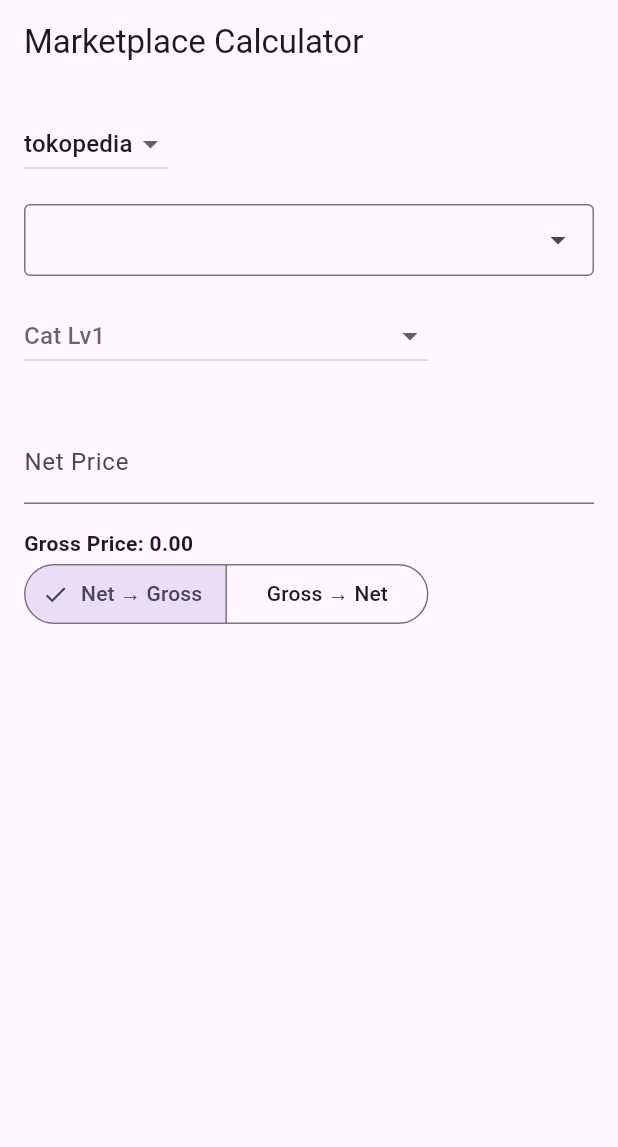
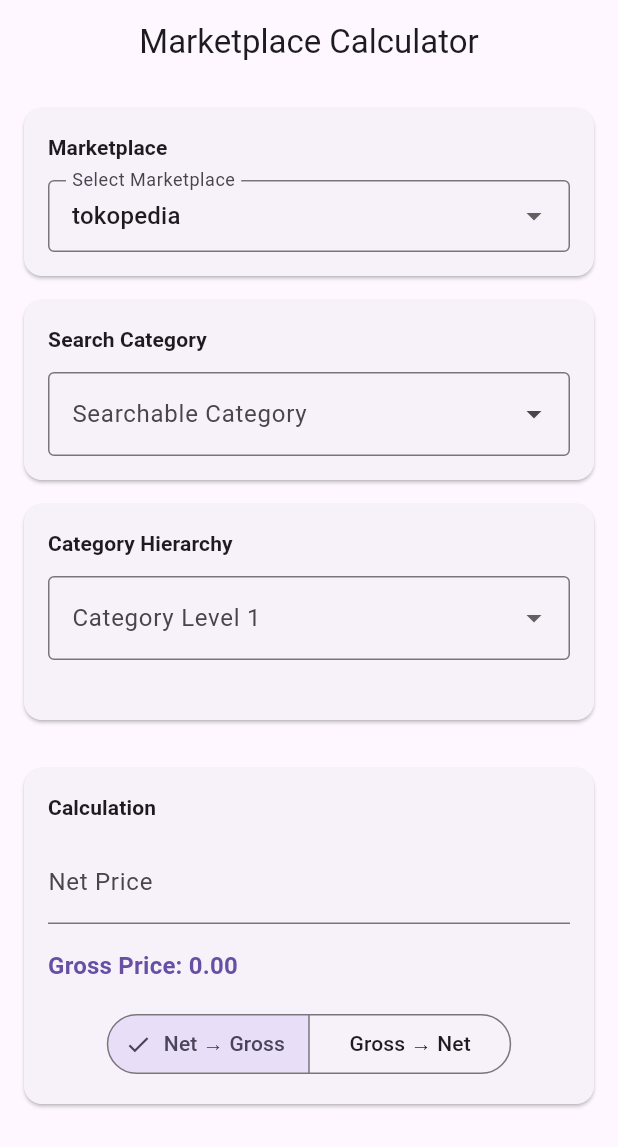
Before and after one commit to reinhart-wilson/mp-fee-calculator, a Flutter app: the screen it shows after launch, on a phone screen of 412 x 824 dp. Shown: the top 1147 px of the screen. Run offline on Flutter 3.47's test engine with Material 3 defaults, Android fonts, the phone set to English and light mode, and no system bars; our stand-ins replace flutter_riverpod.

Commit message:
feat: basic draft ui

```diff
--- a/lib/views/calculator_form_screen.dart
+++ b/lib/views/calculator_form_screen.dart
@@ -11,6 +11,7 @@
 import 'package:mp_calculator/models/marketplaces_enum.dart';
 import 'package:mp_calculator/models/category_node.dart';
 import 'package:mp_calculator/models/searchable_category.dart';
+
 
 class CalculatorFormScreen extends ConsumerWidget {
   const CalculatorFormScreen({super.key});
@@ -38,15 +39,25 @@
     ref.watch(categorySyncProvider);
 
     return Scaffold(
-      appBar: AppBar(title: const Text('Marketplace Calculator')),
-      body: Padding(
+      appBar: AppBar(
+        title: const Text('Marketplace Calculator'),
+        centerTitle: true,
+      ),
+      body: SafeArea(
+        child: SingleChildScrollView(
           padding: const EdgeInsets.all(16),
           child: Column(
             crossAxisAlignment: CrossAxisAlignment.start,
             children: [
-            // Marketplace Dropdown
-            DropdownButton<Marketplaces>(
+              _SectionCard(
+                title: 'Marketplace',
+                child: DropdownButtonFormField<Marketplaces>(
                   value: marketplace,
+                  decoration: const InputDecoration(
+                    labelText: 'Select Marketplace',
+                    border: OutlineInputBorder(),
+                    contentPadding: EdgeInsets.symmetric(horizontal: 12),
+                  ),
                   onChanged: (newValue) {
                     if (newValue != null) {
                       ref
@@ -61,12 +72,16 @@
                     );
                   }).toList(),
                 ),
+              ),
+
               const SizedBox(height: 16),
 
-            searchableCategoryAsync.when(
+              _SectionCard(
+                title: 'Search Category',
+                child: searchableCategoryAsync.when(
                   data: (categories) => DropdownSearch<SearchableCategory>(
                     selectedItem: selectedSearchableCategory,
-                compareFn: (item1, item2) => item1.label == item2.label,
+                    compareFn: (a, b) => a.label == b.label,
                     popupProps: const PopupProps.menu(
                       showSearchBox: true,
                       searchFieldProps: TextFieldProps(
@@ -77,24 +92,36 @@
                       ),
                     ),
                     itemAsString: (item) => item.label,
-                items: (f,cs) => categories,
+                    items: (f, cs) => categories,
+                    decoratorProps: const DropDownDecoratorProps(
+                      decoration: InputDecoration(
+                        labelText: 'Searchable Category',
+                        border: OutlineInputBorder(),
+                      ),
+                    ),
                     onChanged: (selected) {
                       ref
                           .read(selectedSearchableCategoryProvider.notifier)
                           .setCategory(selected);
                     },
                   ),
-              loading: () => const CircularProgressIndicator(),
+                  loading: () => const Center(
+                      child: Padding(
+                          padding: EdgeInsets.all(8),
+                          child: CircularProgressIndicator())),
                   error: (err, _) => Text('Error: $err'),
+                ),
               ),
 
               const SizedBox(height: 16),
 
-            // Category Lv1 Dropdown
+              _SectionCard(
+                title: 'Category Hierarchy',
+                child: Column(
+                  children: [
                     categoryTreeAsync.when(
-                data: (tree) {
-                  return CategoryDropdown(
-                      label: "Cat Lv1",
+                      data: (tree) => CategoryDropdown(
+                        label: "Category Level 1",
                         selected: selectedCategoryLv1,
                         options: tree,
                         onChanged: (newLv1) {
@@ -107,13 +134,16 @@
                           ref
                               .read(selectedCategoryLv3NotifierProvider.notifier)
                               .clear();
-                      });
                         },
-                loading: () => const CircularProgressIndicator(),
-                error: (err, _) => Text('Error loading categories: $err')),
-
+                      ),
+                      loading: () =>
+                          const Center(child: CircularProgressIndicator()),
+                      error: (err, _) =>
+                          Text('Error loading categories: $err'),
+                    ),
+                    const SizedBox(height: 12),
                     CategoryDropdown(
-                label: "Cat Lv2",
+                      label: "Category Level 2",
                       selected: selectedCategoryLv2,
                       options: categoryLv2,
                       onChanged: (node) {
@@ -123,28 +153,38 @@
                         ref
                             .read(selectedCategoryLv3NotifierProvider.notifier)
                             .clear();
-                }),
-
+                      },
+                    ),
+                    const SizedBox(height: 12),
                     CategoryDropdown(
-                label: "Cat Lv3",
+                      label: "Category Level 3",
                       selected: selectedCategoryLv3,
                       options: categoryLv3,
                       onChanged: (node) {
                         ref
                             .read(selectedCategoryLv3NotifierProvider.notifier)
                             .setCategory(node);
-                }),
+                      },
+                    ),
+                  ],
+                ),
+              ),
 
               const SizedBox(height: 16),
 
-            // Fee Checkboxes (from selected category)
               if (selectedCategoryLv1 != null)
-              Wrap(
+                _SectionCard(
+                  title: 'Applicable Fees',
+                  child: availableFees.isEmpty
+                      ? const Text('No applicable fees for this category.')
+                      : Wrap(
                           spacing: 8,
+                          runSpacing: 4,
                           children: availableFees.map((fee) {
                             return FilterChip(
                               label: Text(fee.formattedName),
-                    selected: selectedFeesNameState.contains(fee.name),
+                              selected:
+                                  selectedFeesNameState.contains(fee.name),
                               onSelected: (selected) {
                                 ref
                                     .read(selectedFeeNamesProvider.notifier)
@@ -153,30 +193,38 @@
                             );
                           }).toList(),
                         ),
-
-            const SizedBox(height: 16),
-
-            // Base Price Input
-            TextField(
-              decoration: InputDecoration(labelText: '$inputPriceLabel Price'),
-              keyboardType: TextInputType.number,
-              onChanged: (value) {
-                final price = double.tryParse(value) ?? 0.0;
-                ref.read(basePriceProvider.notifier).setBasePrice(price);
-              },
                 ),
 
               const SizedBox(height: 16),
 
-            // Net Price
+              _SectionCard(
+                title: 'Calculation',
+                child: Column(
+                  crossAxisAlignment: CrossAxisAlignment.start,
+                  children: [
+                    TextField(
+                      decoration:
+                          InputDecoration(labelText: '$inputPriceLabel Price'),
+                      keyboardType: TextInputType.number,
+                      onChanged: (value) {
+                        final price = double.tryParse(value) ?? 0.0;
+                        ref
+                            .read(basePriceProvider.notifier)
+                            .setBasePrice(price);
+                      },
+                    ),
+                    const SizedBox(height: 16),
                     Text(
                       '$calculatedPriceLabel Price: ${calculatedPrice.toStringAsFixed(2)}',
-              style: const TextStyle(fontWeight: FontWeight.bold),
+                      style: Theme.of(context).textTheme.titleMedium?.copyWith(
+                            fontWeight: FontWeight.bold,
+                            color: Theme.of(context).colorScheme.primary,
                           ),
-
-            // Toggle calculation mode
-            SegmentedButton<CalculationMode>(
-              segments: const <ButtonSegment<CalculationMode>>[
+                    ),
+                    const SizedBox(height: 16),
+                    Center(
+                      child: SegmentedButton<CalculationMode>(
+                        segments: const [
                           ButtonSegment(
                               value: CalculationMode.netToGross,
                               label: Text('Net → Gross')),
@@ -184,29 +232,30 @@
                               value: CalculationMode.grossToNet,
                               label: Text('Gross → Net')),
                         ],
-              selected: <CalculationMode>{calculationMode},
-              onSelectionChanged: (Set<CalculationMode> newSelection) {
+                        selected: {calculationMode},
+                        onSelectionChanged:
+                            (Set<CalculationMode> newSelection) {
                           final selected = newSelection.first;
                           if (selected != calculationMode) {
-                  ref.read(calculationModeProvider.notifier).setMode(selected);
+                            ref
+                                .read(calculationModeProvider.notifier)
+                                .setMode(selected);
                           }
                         },
                       ),
-
-            // Fee Breakdown
-            // Text('Applied Fees:'),
-            // ...selectedFees.map((fee) => Text(
-            //     '${fee.name}: ${fee.calculate(basePrice).toStringAsFixed(2)}')),
-
-            // const SizedBox(height: 16),
+                    ),
                   ],
+                ),
+              ),
+            ],
+          ),
         ),
       ),
     );
   }
 }
 
-class CategoryDropdown extends ConsumerWidget {
+class CategoryDropdown extends StatelessWidget {
   final String label;
   final CategoryNode? selected;
   final Map<String, CategoryNode>? options;
@@ -221,21 +270,53 @@
   });
 
   @override
-  Widget build(BuildContext context, WidgetRef ref) {
-    if (options == null || options!.isEmpty) {
-      return const SizedBox.shrink();
-    }
+  Widget build(BuildContext context) {
+    if (options == null || options!.isEmpty) return const SizedBox.shrink();
 
-    return DropdownButton<CategoryNode>(
+    return DropdownButtonFormField<CategoryNode>(
       value: selected,
-      hint: Text(label),
-      items: options!.values.map((node) {
-        return DropdownMenuItem(
+      decoration: InputDecoration(
+        labelText: label,
+        border: const OutlineInputBorder(),
+      ),
+      items: options!.values
+          .map((node) => DropdownMenuItem(
                 value: node,
                 child: Text(node.name),
-        );
-      }).toList(),
+              ))
+          .toList(),
       onChanged: onChanged,
     );
   }
 }
+
+class _SectionCard extends StatelessWidget {
+  final String title;
+  final Widget child;
+
+  const _SectionCard({required this.title, required this.child});
+
+  @override
+  Widget build(BuildContext context) {
+    return Card(
+      elevation: 1,
+      shape: RoundedRectangleBorder(borderRadius: BorderRadius.circular(12)),
+      margin: EdgeInsets.zero,
+      child: Padding(
+        padding: const EdgeInsets.all(16),
+        child: Column(
+          crossAxisAlignment: CrossAxisAlignment.start,
+          children: [
+            Text(title,
+                style: Theme.of(context)
+                    .textTheme
+                    .titleSmall
+                    ?.copyWith(fontWeight: FontWeight.w600)),
+            const SizedBox(height: 12),
+            child,
+          ],
+        ),
+      ),
+    );
+  }
+}
```
Lines whose indentation alone changed are shown as unchanged.
